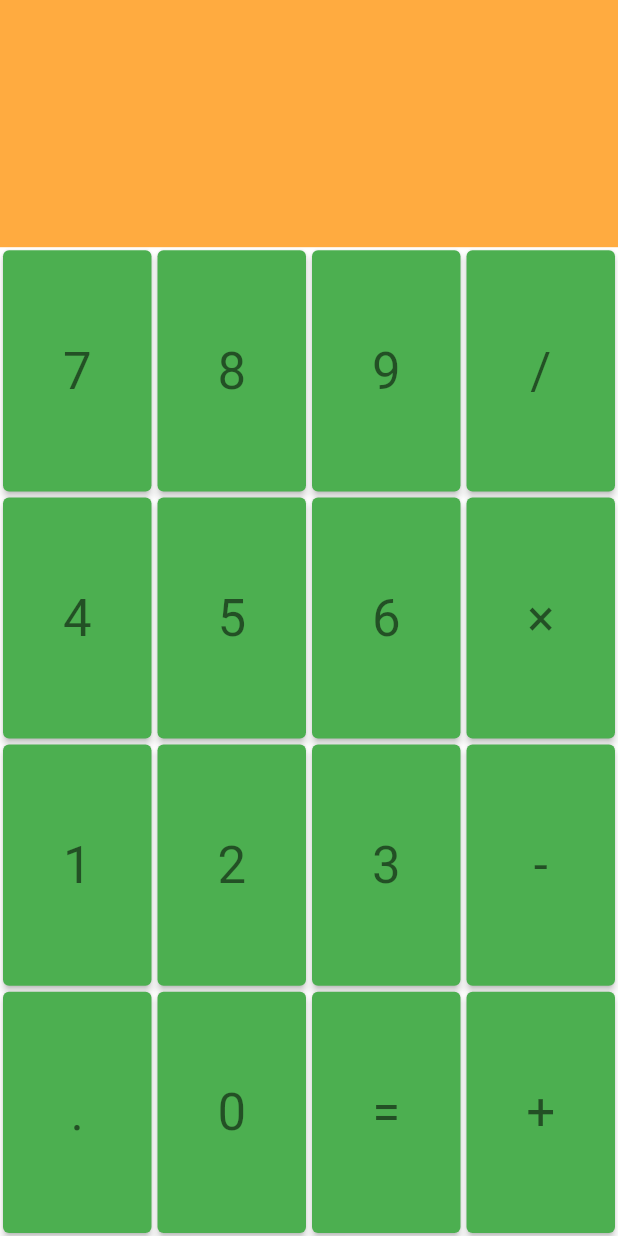
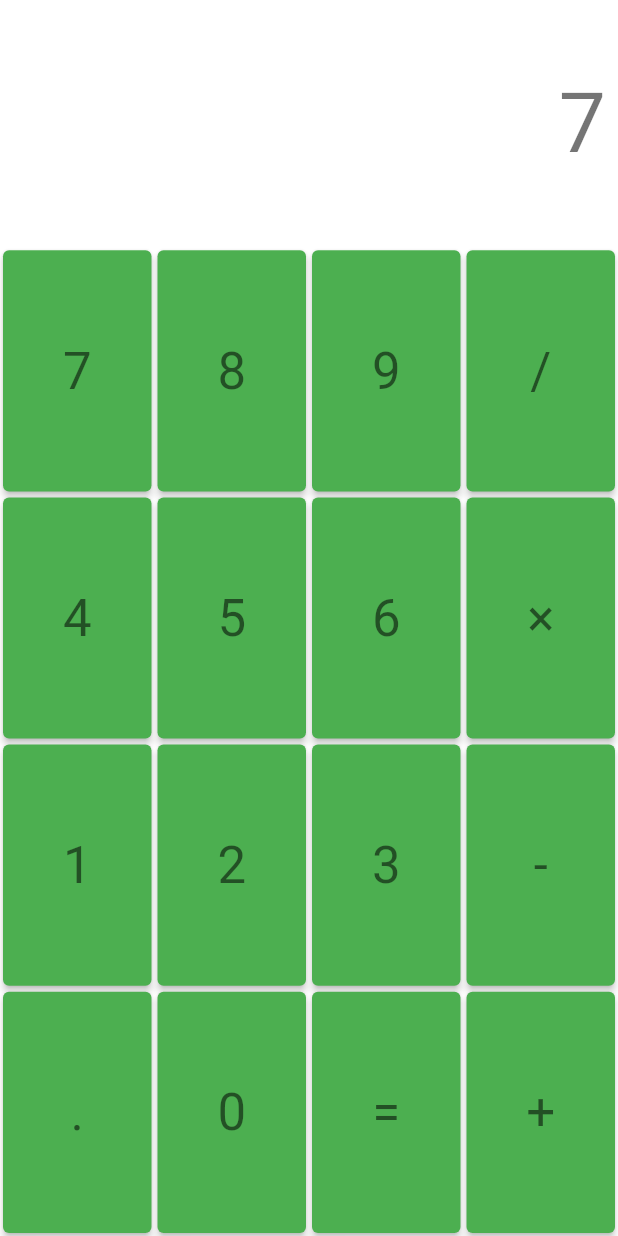
Before and after one commit to jvigneshcs/flutter-basic-calculator, a Flutter app: the screen it shows after launch, after a tap on an icon or button, on a phone screen of 412 x 824 dp. Run offline on Flutter 3.47's test engine with Material 2 defaults, Android fonts, the phone set to English and light mode, and no system bars.

Commit message:
Number input handler in progress

```diff
--- /dev/null
+++ b/lib/src/abstracts/CalcDisplayIOHandleable.dart
@@ -0,0 +1,10 @@
+import 'package:calculator/src/models/enums/InputType.dart';
+
+abstract class CalcDisplayIOHandleable {
+  InputType currentInputType = InputType.firstNumber;
+
+  didTapNumber(int number);
+  didTapOperator();
+  didTapDot();
+  didTapEqualTo();
+}
--- /dev/null
+++ b/lib/src/abstracts/CalcDisplayable.dart
@@ -0,0 +1,4 @@
+abstract class CalcDisplayable {
+  String getText();
+  setText(String text);
+}
--- /dev/null
+++ b/lib/src/models/displayHandlers/CalcDisplayIOHandler.dart
@@ -0,0 +1,56 @@
+import 'package:calculator/src/abstracts/CalcDisplayIOHandleable.dart';
+import 'package:calculator/src/abstracts/CalcDisplayable.dart';
+import 'package:calculator/src/models/enums/InputType.dart';
+
+class CalcDisplayIOHandler implements CalcDisplayIOHandleable {
+
+  CalcDisplayIOHandler({required CalcDisplayable display}) :
+        this._calcDisplay = display;
+
+  @override
+  InputType currentInputType = InputType.firstNumber;
+
+  CalcDisplayable _calcDisplay;
+
+  @override
+  didTapNumber(int number) {
+    switch (this.currentInputType) {
+      case InputType.firstNumber:
+        String text = this._calcDisplay.getText();
+        if (text == '0') {
+          this._calcDisplay.setText(number.toString());
+          break;
+        } else {
+          continue secondNumber;
+        }
+        secondNumber:
+      case InputType.secondNumber:
+        String text = this._calcDisplay.getText();
+        text += number.toString();
+        this._calcDisplay.setText(text);
+        break;
+      case InputType.result:
+        break;
+      case InputType.operator:
+        break;
+    }
+  }
+
+  @override
+  didTapOperator() {
+    // TODO: implement didTapOperator
+    throw UnimplementedError();
+  }
+
+  @override
+  didTapDot() {
+    // TODO: implement didTapDot
+    throw UnimplementedError();
+  }
+
+  @override
+  didTapEqualTo() {
+    // TODO: implement didTapEqualTo
+    throw UnimplementedError();
+  }
+}
--- /dev/null
+++ b/lib/src/models/displayHandlers/CalcDisplayInputNumberHandler.dart
@@ -0,0 +1,3 @@
+class CalcDisplayInputNumberHandler {
+
+}
--- /dev/null
+++ b/lib/src/models/enums/InputType.dart
@@ -0,0 +1,6 @@
+enum InputType {
+  firstNumber,
+  secondNumber,
+  result,
+  operator,
+}
--- /dev/null
+++ b/lib/src/widgets/stateful/CalcDisplay.dart
@@ -0,0 +1,54 @@
+import 'package:calculator/src/abstracts/CalcDisplayable.dart';
+import 'package:flutter/material.dart';
+
+class CalcDisplay extends StatefulWidget
+    implements CalcDisplayable {
+
+  final _CalcDisplayState _myState = _CalcDisplayState();
+
+  @override
+  _CalcDisplayState createState() => this._myState;
+
+  @override
+  String getText() {
+    return this._myState.getText();
+  }
+
+  @override
+  setText(String text) {
+   this._myState.setText(text);
+  }
+}
+
+class _CalcDisplayState extends State<CalcDisplay>
+    implements CalcDisplayable {
+
+  String title = '0';
+
+  @override
+  Widget build(BuildContext context) {
+    return Padding(
+        padding: EdgeInsets.all(8),
+        child: Align(
+          alignment: Alignment.centerRight,
+          child: Text(
+            this.title,
+            textAlign: TextAlign.right,
+            style: Theme.of(context).textTheme.headline2,
+          ),
+        ),
+      );
+  }
+
+  @override
+  String getText() {
+    return this.title;
+  }
+
+  @override
+  setText(String text) {
+    this.setState(() {
+      this.title = text;
+    });
+  }
+}
--- a/lib/src/widgets/stateful/MyHomePage.dart
+++ b/lib/src/widgets/stateful/MyHomePage.dart
@@ -1,4 +1,8 @@
+import 'package:calculator/src/abstracts/CalcDisplayIOHandleable.dart';
+import 'package:calculator/src/models/displayHandlers/CalcDisplayIOHandler.dart';
+import 'package:calculator/src/widgets/stateful/CalcDisplay.dart';
 import 'package:calculator/src/widgets/stateless/CalcButton.dart';
+import 'package:calculator/src/widgets/stateless/CalcNumberButton.dart';
 import 'package:flutter/material.dart';
 
 class MyHomePage extends StatefulWidget {
@@ -7,6 +11,9 @@ class MyHomePage extends StatefulWidget {
 }
 
 class _MyHomePageState extends State<MyHomePage> {
+
+  late CalcDisplay _display = CalcDisplay();
+  late CalcDisplayIOHandleable _ioHandler = CalcDisplayIOHandler(display: this._display);
 
   @override
   Widget build(BuildContext context) {
@@ -18,9 +25,7 @@ class _MyHomePageState extends State<MyHomePage> {
               children: [
                 Expanded(
                   flex: 1,
-                    child: Container(
-                      color: Colors.orangeAccent,
-                    ),
+                    child: this._display,
                 ),
                 Expanded(
                   flex: 4,
@@ -30,17 +35,17 @@ class _MyHomePageState extends State<MyHomePage> {
                             child: Row(
                               crossAxisAlignment: CrossAxisAlignment.stretch,
                               children: [
-                                CalcButton(
-                                    title: '7',
-                                  onPressed: _onTapButton,
+                                CalcNumberButton(
+                                    number: 7,
+                                    ioHandler: this._ioHandler,
                                 ),
-                                CalcButton(
-                                  title: '8',
-                                  onPressed: _onTapButton,
+                                CalcNumberButton(
+                                  number: 8,
+                                  ioHandler: this._ioHandler,
                                 ),
-                                CalcButton(
-                                  title: '9',
-                                  onPressed: _onTapButton,
+                                CalcNumberButton(
+                                  number: 9,
+                                  ioHandler: this._ioHandler,
                                 ),
                                 CalcButton(
                                   title: '/',
@@ -53,17 +58,17 @@ class _MyHomePageState extends State<MyHomePage> {
                           child: Row(
                             crossAxisAlignment: CrossAxisAlignment.stretch,
                             children: [
-                              CalcButton(
-                                title: '4',
-                                onPressed: _onTapButton,
+                              CalcNumberButton(
+                                number: 4,
+                                ioHandler: this._ioHandler,
                               ),
-                              CalcButton(
-                                title: '5',
-                                onPressed: _onTapButton,
+                              CalcNumberButton(
+                                number: 5,
+                                ioHandler: this._ioHandler,
                               ),
-                              CalcButton(
-                                title: '6',
-                                onPressed: _onTapButton,
+                              CalcNumberButton(
+                                number: 6,
+                                ioHandler: this._ioHandler,
                               ),
                               CalcButton(
                                 title: '×',
@@ -76,17 +81,17 @@ class _MyHomePageState extends State<MyHomePage> {
                           child: Row(
                             crossAxisAlignment: CrossAxisAlignment.stretch,
                             children: [
-                              CalcButton(
-                                title: '1',
-                                onPressed: _onTapButton,
+                              CalcNumberButton(
+                                number: 1,
+                                ioHandler: this._ioHandler,
                               ),
-                              CalcButton(
-                                title: '2',
-                                onPressed: _onTapButton,
+                              CalcNumberButton(
+                                number: 2,
+                                ioHandler: this._ioHandler,
                               ),
-                              CalcButton(
-                                title: '3',
-                                onPressed: _onTapButton,
+                              CalcNumberButton(
+                                number: 3,
+                                ioHandler: this._ioHandler,
                               ),
                               CalcButton(
                                 title: '-',
@@ -103,9 +108,9 @@ class _MyHomePageState extends State<MyHomePage> {
                                 title: '.',
                                 onPressed: _onTapButton,
                               ),
-                              CalcButton(
-                                title: '0',
-                                onPressed: _onTapButton,
+                              CalcNumberButton(
+                                number: 0,
+                                ioHandler: this._ioHandler,
                               ),
                               CalcButton(
                                 title: '=',
--- a/lib/src/widgets/stateless/CalcButton.dart
+++ b/lib/src/widgets/stateless/CalcButton.dart
@@ -1,10 +1,13 @@
 import 'package:flutter/material.dart';
 
 class CalcButton extends StatelessWidget {
-  CalcButton({Key? key, required this.title, this.onPressed}): super(key: key);
+  CalcButton({Key? key, required String title, required VoidCallback? onPressed}):
+        _title = title,
+        _onPressed = onPressed,
+        super(key: key);
 
-  final String title;
-  final VoidCallback? onPressed;
+  final String _title;
+  final VoidCallback? _onPressed;
 
   @override
   Widget build(BuildContext context) {
@@ -13,10 +16,10 @@ class CalcButton extends StatelessWidget {
           padding: EdgeInsets.all(2),
           child: ElevatedButton(
             child: Text(
-              this.title,
+              this._title,
               style: Theme.of(context).textTheme.headline4,
             ),
-            onPressed: this.onPressed,
+            onPressed: this._onPressed,
           ),
         )
     );
--- /dev/null
+++ b/lib/src/widgets/stateless/CalcNumberButton.dart
@@ -0,0 +1,10 @@
+import 'package:calculator/src/abstracts/CalcDisplayIOHandleable.dart';
+import 'package:calculator/src/widgets/stateless/CalcButton.dart';
+import 'package:flutter/material.dart';
+
+class CalcNumberButton extends CalcButton {
+  CalcNumberButton({Key? key, required int number, required CalcDisplayIOHandleable ioHandler}) :
+        super(key: key, title: number.toString(), onPressed: () {
+          ioHandler.didTapNumber(number);
+        });
+}
```
Also changed, not shown: 1 other file.
